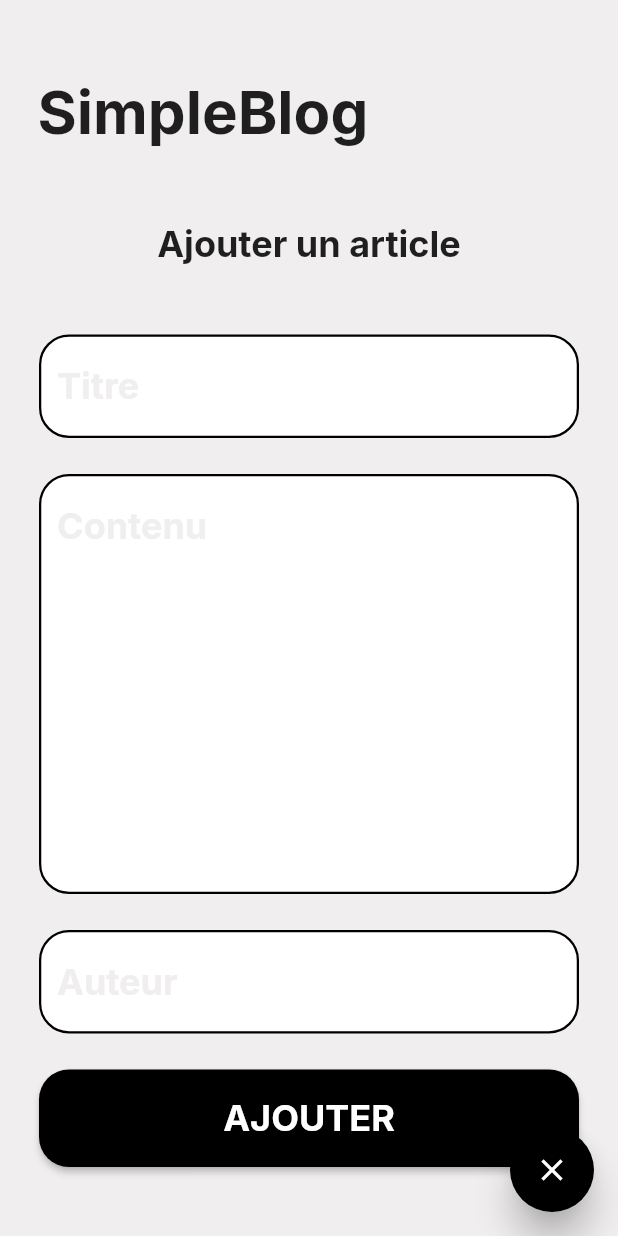
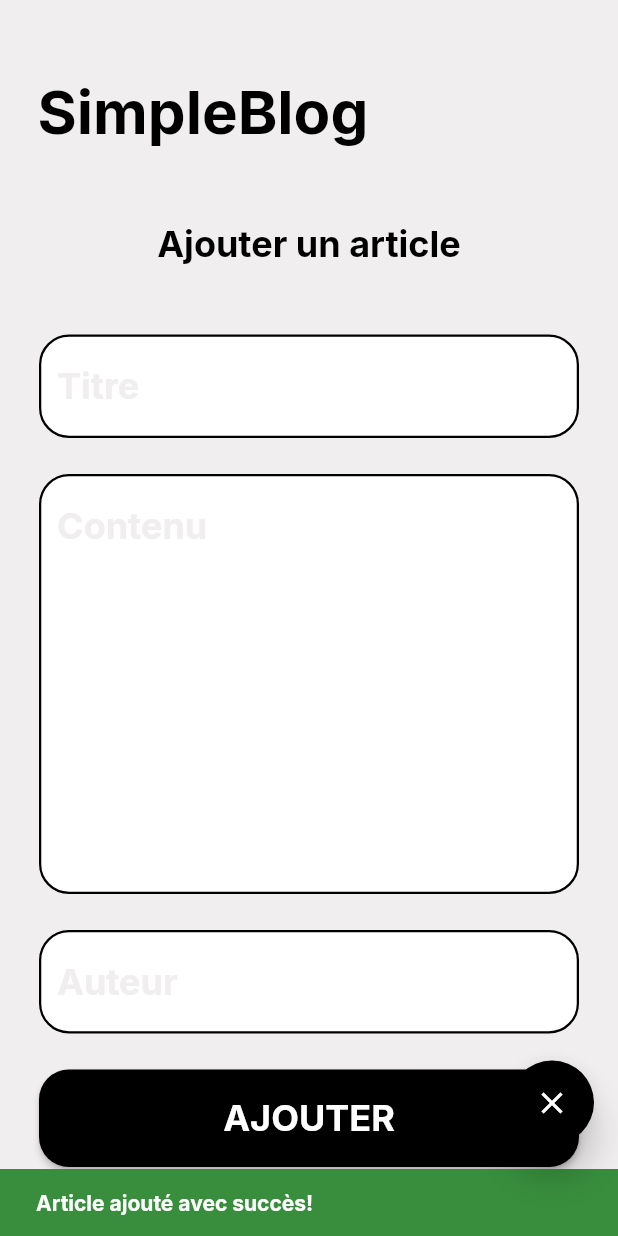
Before and after one commit to PapiHack/galsen-dev-wec-demo, a Flutter app: the ArticleCreationScreen screen opened by its route, after a tap on "AJOUTER", on a phone screen of 412 x 824 dp. Run offline on Flutter 3.47's test engine with Material 2 defaults, Android fonts, the phone set to English and light mode, and no system bars; our stand-ins replace flutter_dotenv, flutter_svg, google_fonts, sizer.

Commit message:
Feat/article details page design integration (#6)
* Integration done + add simple custom notifications

* Add a simple custom loader

```diff
--- a/simple_blog_app/lib/config/app_router.dart
+++ b/simple_blog_app/lib/config/app_router.dart
@@ -12,6 +12,10 @@ class AppRouter {
       case '/articles/create':
         return MaterialPageRoute(
           builder: (_) => const ArticleCreationScreen(),
+        );
+      case '/articles/details':
+        return MaterialPageRoute(
+          builder: (_) => const ArticleDetailScreen(),
         );
       default:
         return _errorRoute();
--- /dev/null
+++ b/simple_blog_app/lib/presentation/ui/notyf.dart
@@ -0,0 +1,25 @@
+import 'package:flutter/material.dart';
+import 'package:google_fonts/google_fonts.dart';
+
+class Notyf {
+  static show(
+    BuildContext context, {
+    required String message,
+    required String type,
+  }) {
+    ScaffoldMessenger.of(context).showSnackBar(
+      SnackBar(
+        backgroundColor: type == 'success' ? Colors.green.shade700 : Colors.red.shade700,
+        content: Text(
+          message,
+          style: GoogleFonts.inter(
+            color: Colors.white,
+            fontSize: 14,
+            fontWeight: FontWeight.w700,
+            fontStyle: FontStyle.normal,
+          ),
+        ),
+      ),
+    );
+  }
+}
--- a/simple_blog_app/lib/presentation/ui/ui.dart
+++ b/simple_blog_app/lib/presentation/ui/ui.dart
@@ -1,3 +1,5 @@
 export 'custom_floating_button.dart';
 export 'custom_text_form_field.dart';
 export 'custom_elevated_button.dart';
+export 'notyf.dart';
+export 'custom_loader.dart';
--- a/simple_blog_app/lib/presentation/widgets/articles/article_form_creation_widget.dart
+++ b/simple_blog_app/lib/presentation/widgets/articles/article_form_creation_widget.dart
@@ -39,7 +39,12 @@ class _ArticleFormCreationWidgetState extends State<ArticleFormCreationWidget> {
               fieldName: 'auteur',
             ),
             CustomElevatedButton(
-              onPressed: () => {},
+              // TODO: To be updated
+              onPressed: () => Notyf.show(
+                context,
+                message: 'Article ajouté avec succès!',
+                type: 'success',
+              ),
               child: Center(
                 child: Text(
                   'AJOUTER',
--- a/simple_blog_app/lib/presentation/widgets/title_widget.dart
+++ b/simple_blog_app/lib/presentation/widgets/title_widget.dart
@@ -7,6 +7,7 @@ class TitleWidget extends StatelessWidget {
   final double? fontSize;
   final FontWeight? fontWeight;
   final FontStyle? fontStyle;
+  final Color? color;
   const TitleWidget({
     required this.title,
     this.margin = const EdgeInsets.only(
@@ -16,6 +17,7 @@ class TitleWidget extends StatelessWidget {
     this.fontSize = 40,
     this.fontWeight = FontWeight.w700,
     this.fontStyle = FontStyle.normal,
+    this.color = Colors.black,
     Key? key,
   }) : super(key: key);
 
@@ -29,6 +31,7 @@ class TitleWidget extends StatelessWidget {
           fontSize: fontSize,
           fontWeight: fontWeight,
           fontStyle: fontStyle,
+          color: color,
         ),
       ),
     );
--- a/simple_blog_app/pubspec.yaml
+++ b/simple_blog_app/pubspec.yaml
@@ -32,6 +32,7 @@ dependencies:
   google_fonts: ^4.0.1
   flutter_dotenv: ^5.0.2
   dio: ^4.0.6
+  flutter_svg: ^1.1.6
 
 dev_dependencies:
   flutter_test:
@@ -51,6 +52,7 @@ flutter:
   # To add assets to your application, add an assets section, like this:
   assets:
     - .env
+    - assets/arrow_go_back.svg
   #   - images/a_dot_burr.jpeg
   #   - images/a_dot_ham.jpeg
 
```
Also changed, not shown: simple_blog_app/lib/presentation/ui/custom_loader.dart (added, +19 -0 lines), simple_blog_app/lib/presentation/views/article_detail_screen.dart (+25 -1 lines), simple_blog_app/lib/presentation/widgets/articles/list_article_item_detail_widget.dart (+68 -1 lines), simple_blog_app/lib/presentation/widgets/articles/list_article_item_widget.dart (+8 -1 lines), simple_blog_app/assets/arrow_go_back.svg (added), simple_blog_app/pubspec.lock.
